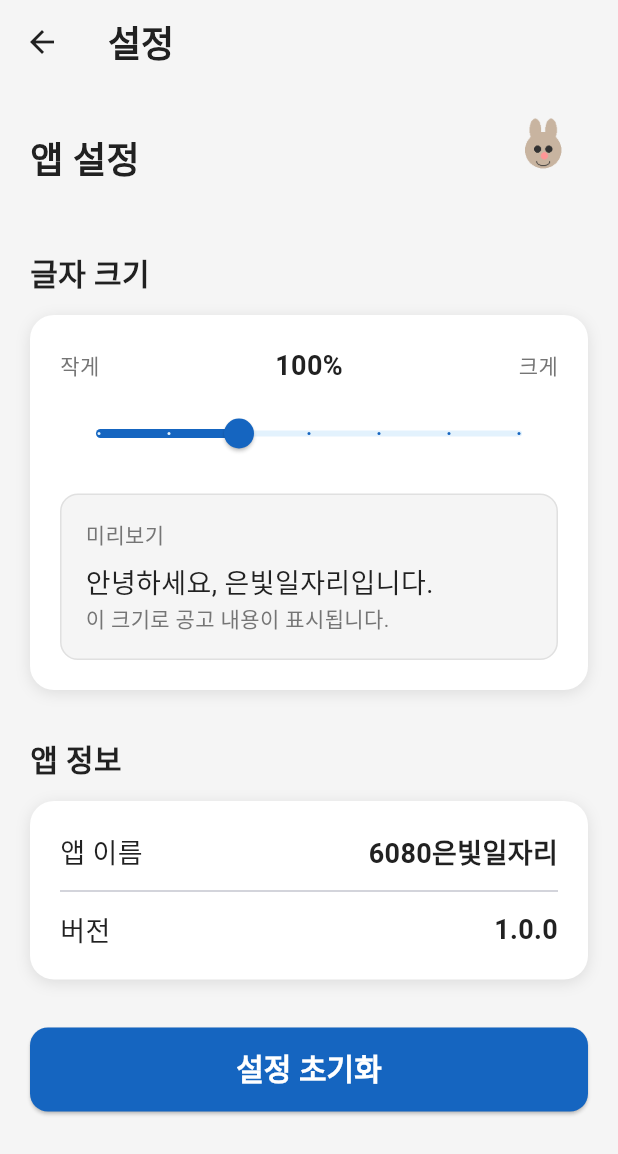
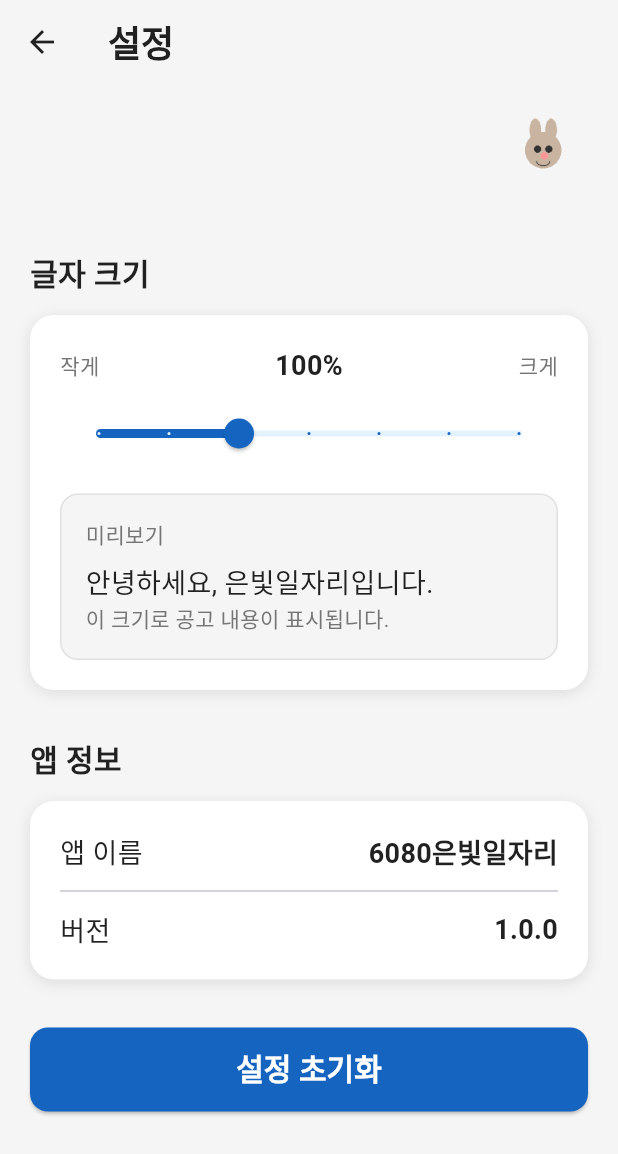
Before and after one commit to littley-y/SilverWorker, a Flutter app: the MyPageScreen screen opened by its route, after a tap on "설정", on a phone screen of 412 x 824 dp. Shown: the top 1154 px of the screen. Run offline on Flutter 3.47's test engine with Material 3 defaults, Android fonts, the phone set to English and light mode, and no system bars; our stand-ins replace cloud_firestore, firebase_auth, firebase_core, flutter_riverpod, go_router, logger and 1 more; accounts and stored records are empty.

Commit message:
fix(spec_11): address Claude Round 1 review feedback
Blocker B-1: Move MediaQuery.textScaler to MaterialApp.builder + ValueKey
Major M-2: Add mascot to JobListScreen (AppBar + EmptyState) and MyPageScreen
Major M-3: Downgrade 'high-contrast toggle' to P1 in spec (deferred)
Major M-1: Add MediaQuery.textScaler rendering test
Minor m-1: Replace no-op AnimatedScale with TweenAnimationBuilder
Minor m-2: Rename PR request file from pr11 to pr10
Minor m-3: Use epsilon comparison for double equality check
Nit n-1: Remove duplicate '앱 설정' title in SettingsScreen

flutter analyze: 0 issues, flutter test: 112/112 passed

```diff
--- a/lib/providers/font_size_provider.dart
+++ b/lib/providers/font_size_provider.dart
@@ -27,7 +27,7 @@
 
   Future<void> setScale(double value) async {
     final clamped = value.clamp(minScale, maxScale);
-    if (state == clamped) return;
+    if ((state - clamped).abs() < 1e-9) return;
     state = clamped;
     final prefs = await SharedPreferences.getInstance();
     await prefs.setDouble(_key, clamped);
--- a/lib/screens/mypage/my_page_screen.dart
+++ b/lib/screens/mypage/my_page_screen.dart
@@ -7,6 +7,7 @@
 import '../../providers/auth_provider.dart';
 import '../../router/app_router.dart';
 import '../../widgets/error_retry_view.dart';
+import '../../widgets/mascot_widget.dart';
 
 /// 마이페이지 화면.
 ///
@@ -57,11 +58,20 @@
                     crossAxisAlignment: CrossAxisAlignment.start,
                     children: <Widget>[
                       // 프로필 요약 카드
-                      _ProfileSummaryCard(
-                        name: profile.name,
-                        address: profile.address.display,
-                        careerSummary: profile.careerSummary,
-                        applicationCount: applicationCount,
+                      Stack(
+                        children: [
+                          _ProfileSummaryCard(
+                            name: profile.name,
+                            address: profile.address.display,
+                            careerSummary: profile.careerSummary,
+                            applicationCount: applicationCount,
+                          ),
+                          const Positioned(
+                            top: 12,
+                            right: 12,
+                            child: MascotWidget(size: 48),
+                          ),
+                        ],
                       ),
                       const SizedBox(height: 24),
                       // 메뉴 리스트
--- a/lib/screens/settings/settings_screen.dart
+++ b/lib/screens/settings/settings_screen.dart
@@ -32,15 +32,12 @@
           child: Column(
             crossAxisAlignment: CrossAxisAlignment.start,
             children: <Widget>[
-              Row(
+              const Row(
                 children: <Widget>[
-                  const Expanded(
-                    child: Text(
-                      '앱 설정',
-                      style: AppTextStyles.headline,
-                    ),
+                  Expanded(
+                    child: SizedBox.shrink(),
                   ),
-                  const MascotWidget(size: 60),
+                  MascotWidget(size: 60),
                 ],
               ),
               const SizedBox(height: 32),
--- a/lib/widgets/mascot_widget.dart
+++ b/lib/widgets/mascot_widget.dart
@@ -36,9 +36,16 @@
 
     if (!animated) return widget;
 
-    return AnimatedScale(
-      scale: 1.0,
-      duration: const Duration(milliseconds: 300),
+    return TweenAnimationBuilder<double>(
+      tween: Tween<double>(begin: 0.0, end: 1.0),
+      duration: const Duration(milliseconds: 400),
+      curve: Curves.easeOutBack,
+      builder: (BuildContext context, double scale, Widget? child) {
+        return Transform.scale(
+          scale: scale,
+          child: child,
+        );
+      },
       child: widget,
     );
   }
```
Also changed, not shown: lib/main.dart (+9 -5 lines), lib/screens/job/job_list_screen.dart (+9 -0 lines), 4 other files.
